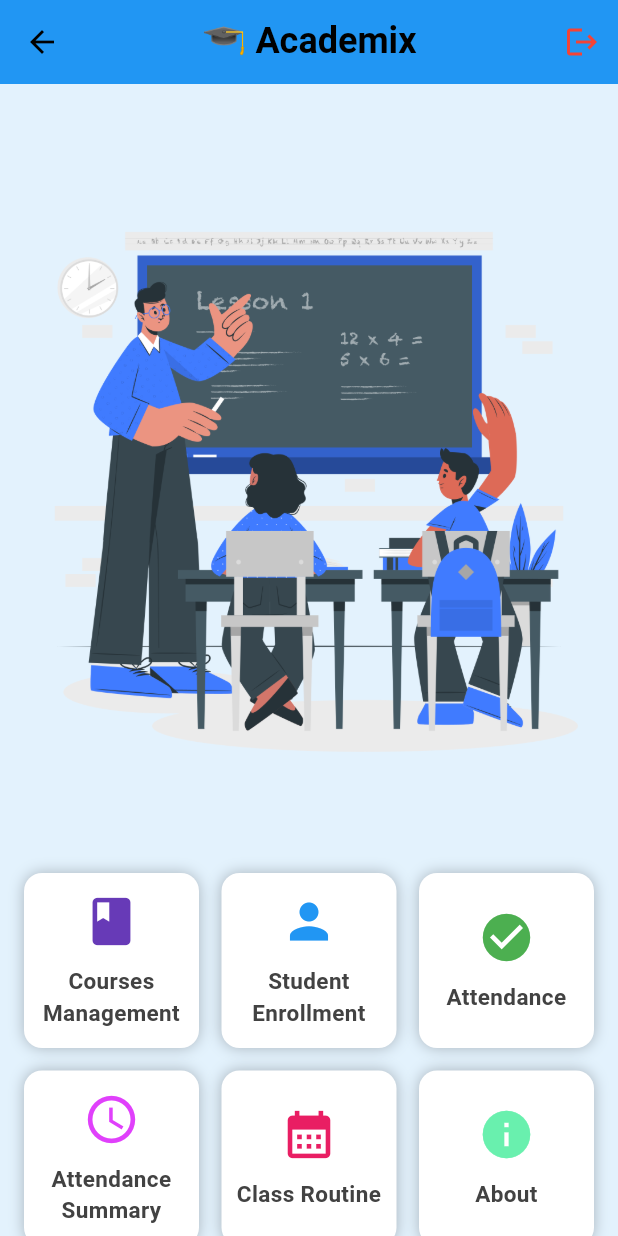
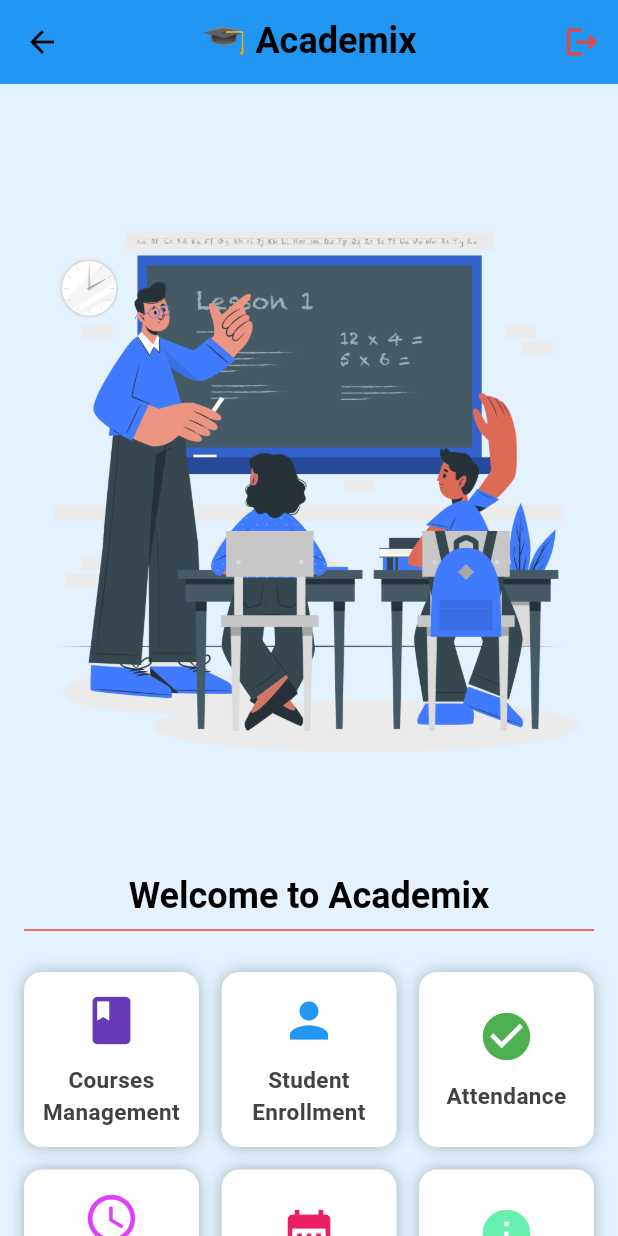
Before and after one commit to Shishir707/Flutter_CSC464_Flutter_Final_Project-Group10-Section2-P005, a Flutter app: the HomeScreen screen opened by its route, on a phone screen of 412 x 824 dp. Run offline on Flutter 3.47's test engine with Material 3 defaults, Android fonts, the phone set to English and light mode, and no system bars; our stand-ins replace cloud_firestore, email_validator, firebase_auth, firebase_core, lottie; accounts and stored records are empty; generated files the repository leaves out were written again.

Commit message:
add title bar

```diff
--- a/lib/UI/Screen/home_screen.dart
+++ b/lib/UI/Screen/home_screen.dart
@@ -39,6 +39,15 @@ class HomeScreen extends StatelessWidget {
               ),
 
               SizedBox(height: 10),
+
+              Text(
+                "Welcome to Academix",
+                style: Theme.of(context).textTheme.titleLarge,
+              ),
+
+              Divider(color: Colors.red),
+
+              SizedBox(height: 20),
 
               GridView.count(
                 shrinkWrap: true,
```
